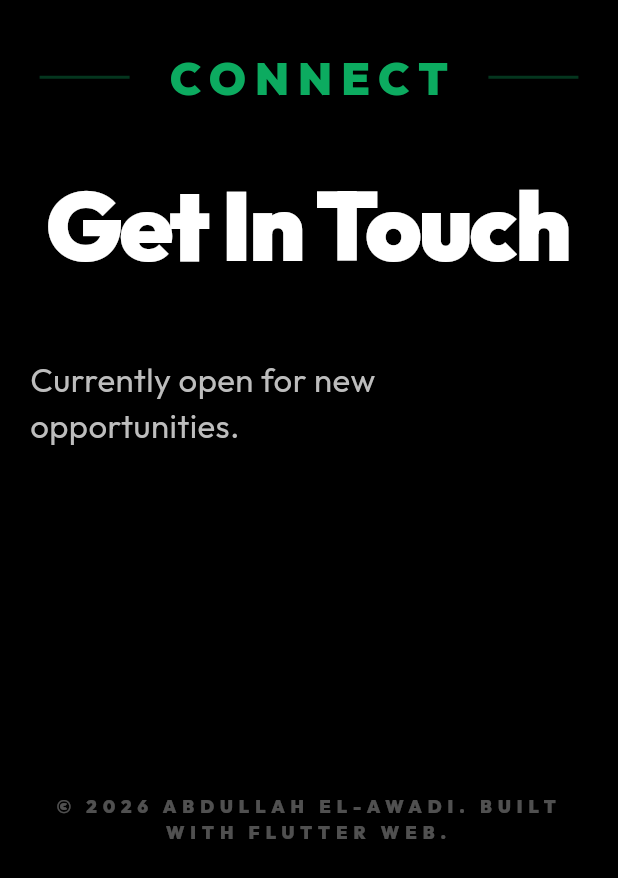
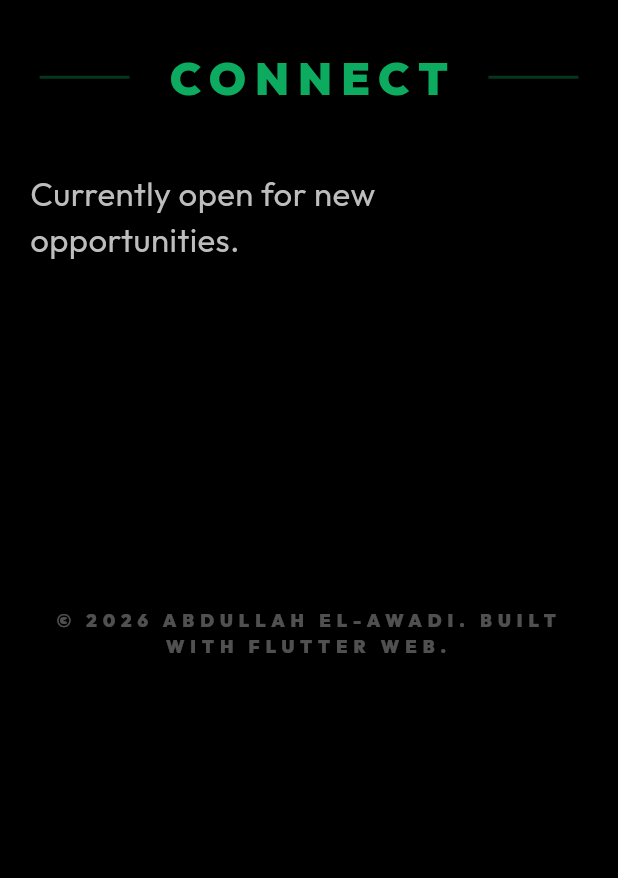
Before and after one commit to 782001/portfolio_website, a Flutter app: the ContactSection widget shown alone on an empty page, opened directly with empty values, on a phone screen of 412 x 824 dp. Shown: the top 878 px of the screen. Run offline on Flutter 3.47's test engine with Material 3 defaults, Android fonts, the phone set to English and light mode, and no system bars; our stand-ins replace equatable, flutter_bloc, flutter_markdown, get_it, google_fonts, pdf and 3 more; accounts and stored records are empty.

Commit message:
`Refactor portfolio UI: adjust font sizes, spacing, and text content`

```diff
--- a/lib/features/portfolio/presentation/widgets/contact_section.dart
+++ b/lib/features/portfolio/presentation/widgets/contact_section.dart
@@ -15,7 +15,7 @@ class ContactSection extends StatelessWidget {
       return Icons.phone_android_rounded;
     }
     if (platform.contains('github')) return Icons.code_rounded;
-    if (platform.contains('linkedin')) return Icons.work_rounded;
+    if (platform.contains('linkedin')) return Icons.code_rounded;
     if (platform.contains('twitter') || platform.contains('x')) {
       return Icons.share_rounded;
     }
@@ -59,16 +59,7 @@ class ContactSection extends StatelessWidget {
               ),
             ],
           ),
-          const SizedBox(height: 32),
-          Text(
-            'Get In Touch',
-            style: GoogleFonts.outfit(
-              fontWeight: FontWeight.w900,
-              fontSize: 64,
-              color: Colors.white,
-              letterSpacing: -2,
-            ),
-          ),
+
           const SizedBox(height: 40),
           Text(
             'Currently open for new opportunities.',
--- a/lib/features/portfolio/presentation/widgets/hero_section.dart
+++ b/lib/features/portfolio/presentation/widgets/hero_section.dart
@@ -95,7 +95,7 @@ class _HeroSectionState extends State<HeroSection>
                   textAlign: TextAlign.center,
                   style: GoogleFonts.outfit(
                     fontWeight: FontWeight.w900,
-                    fontSize: 100,
+                    fontSize: 65,
                     color: Colors.white,
                     letterSpacing: -4,
                     height: 1.0,
```
Also changed, not shown: lib/features/portfolio/presentation/widgets/experience_section.dart (+3 -13 lines), lib/features/portfolio/presentation/widgets/skills_section.dart (+1 -10 lines), 1 other file.
